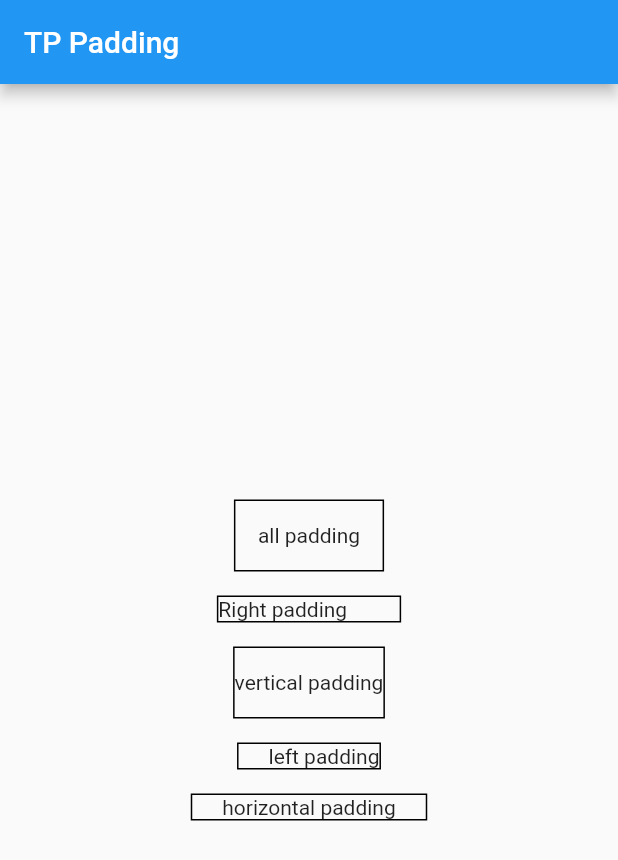
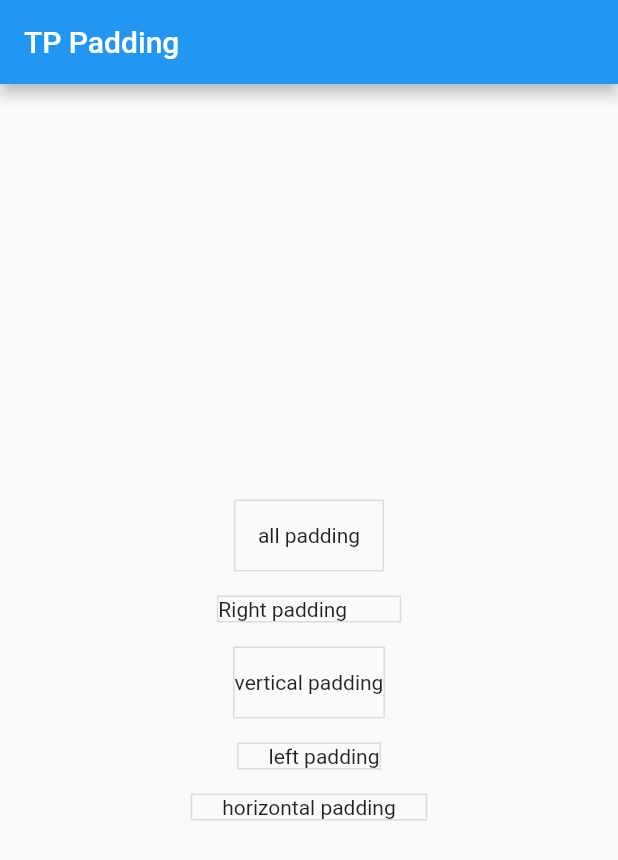
Before and after one commit to azharmarmu/tp_article, a Flutter app: the screen it shows after launch, on a phone screen of 412 x 824 dp. Shown: the top 860 px of the screen. Run offline on Flutter 3.47's test engine with Material 2 defaults, Android fonts, the phone set to English and light mode, and no system bars.

Commit message:
changes in code

```diff
--- a/lib/home_page.dart
+++ b/lib/home_page.dart
@@ -16,132 +16,69 @@ class HomePage extends StatelessWidget {
             mainAxisAlignment: MainAxisAlignment.center,
             children: [
               Container(
-                decoration: const BoxDecoration(
-                    border: Border(
-                        top: BorderSide(
-                            color: Color(0xFF000000),
-                            width: 1.0,
-                            style: BorderStyle.solid),
-                        left: BorderSide(
-                            color: Color(0xFF000000),
-                            width: 1.0,
-                            style: BorderStyle.solid),
-                        right: BorderSide(
-                            color: Color(0xFF000000),
-                            width: 1.0,
-                            style: BorderStyle.solid),
-                        bottom: BorderSide(
-                            color: Color(0xFF000000),
-                            width: 1.0,
-                            style: BorderStyle.solid))),
+                decoration: BoxDecoration(
+                  border: Border.all(
+                    color: Colors.black12,
+                    width: 1.0,
+                    style: BorderStyle.solid,
+                  ),
+                ),
                 child: const Padding(
                   padding: EdgeInsets.all(15),
                   child: Text('all padding'),
                 ),
               ),
-              const SizedBox(
-                height: 16,
-              ),
+              const SizedBox(height: 16),
               Container(
-                decoration: const BoxDecoration(
-                    border: Border(
-                        top: BorderSide(
-                            color: Color(0xFF000000),
-                            width: 1.0,
-                            style: BorderStyle.solid),
-                        left: BorderSide(
-                            color: Color(0xFF000000),
-                            width: 1.0,
-                            style: BorderStyle.solid),
-                        right: BorderSide(
-                            color: Color(0xFF000000),
-                            width: 1.0,
-                            style: BorderStyle.solid),
-                        bottom: BorderSide(
-                            color: Color(0xFF000000),
-                            width: 1.0,
-                            style: BorderStyle.solid))),
+                decoration: BoxDecoration(
+                  border: Border.all(
+                    color: Colors.black12,
+                    width: 1.0,
+                    style: BorderStyle.solid,
+                  ),
+                ),
                 child: const Padding(
                   padding: EdgeInsets.only(right: 35),
                   child: Text('Right padding'),
                 ),
               ),
-              const SizedBox(
-                height: 16,
-              ),
+              const SizedBox(height: 16),
               Container(
-                decoration: const BoxDecoration(
-                    border: Border(
-                        top: BorderSide(
-                            color: Color(0xFF000000),
-                            width: 1.0,
-                            style: BorderStyle.solid),
-                        left: BorderSide(
-                            color: Color(0xFF000000),
-                            width: 1.0,
-                            style: BorderStyle.solid),
-                        right: BorderSide(
-                            color: Color(0xFF000000),
-                            width: 1.0,
-                            style: BorderStyle.solid),
-                        bottom: BorderSide(
-                            color: Color(0xFF000000),
-                            width: 1.0,
-                            style: BorderStyle.solid))),
+                decoration: BoxDecoration(
+                  border: Border.all(
+                    color: Colors.black12,
+                    width: 1.0,
+                    style: BorderStyle.solid,
+                  ),
+                ),
                 child: const Padding(
                   padding: EdgeInsets.symmetric(vertical: 15),
                   child: Text('vertical padding'),
                 ),
               ),
-              const SizedBox(
-                height: 16,
-              ),
+              const SizedBox(height: 16),
               Container(
-                decoration: const BoxDecoration(
-                    border: Border(
-                        top: BorderSide(
-                            color: Color(0xFF000000),
-                            width: 1.0,
-                            style: BorderStyle.solid),
-                        left: BorderSide(
-                            color: Color(0xFF000000),
-                            width: 1.0,
-                            style: BorderStyle.solid),
-                        right: BorderSide(
-                            color: Color(0xFF000000),
-                            width: 1.0,
-                            style: BorderStyle.solid),
-                        bottom: BorderSide(
-                            color: Color(0xFF000000),
-                            width: 1.0,
-                            style: BorderStyle.solid))),
+                decoration: BoxDecoration(
+                  border: Border.all(
+                    color: Colors.black12,
+                    width: 1.0,
+                    style: BorderStyle.solid,
+                  ),
+                ),
                 child: const Padding(
                   padding: EdgeInsets.fromLTRB(20, 0, 0, 0),
                   child: Text('left padding'),
                 ),
               ),
-              const SizedBox(
-                height: 16,
-              ),
+              const SizedBox(height: 16),
               Container(
-                decoration: const BoxDecoration(
-                    border: Border(
-                        top: BorderSide(
-                            color: Color(0xFF000000),
-                            width: 1.0,
-                            style: BorderStyle.solid),
-                        left: BorderSide(
-                            color: Color(0xFF000000),
-                            width: 1.0,
-                            style: BorderStyle.solid),
-                        right: BorderSide(
-                            color: Color(0xFF000000),
-                            width: 1.0,
-                            style: BorderStyle.solid),
-                        bottom: BorderSide(
-                            color: Color(0xFF000000),
-                            width: 1.0,
-                            style: BorderStyle.solid))),
+                decoration: BoxDecoration(
+                  border: Border.all(
+                    color: Colors.black12,
+                    width: 1.0,
+                    style: BorderStyle.solid,
+                  ),
+                ),
                 child: const Padding(
                   padding: EdgeInsets.symmetric(horizontal: 20),
                   child: Text('horizontal padding'),
```
